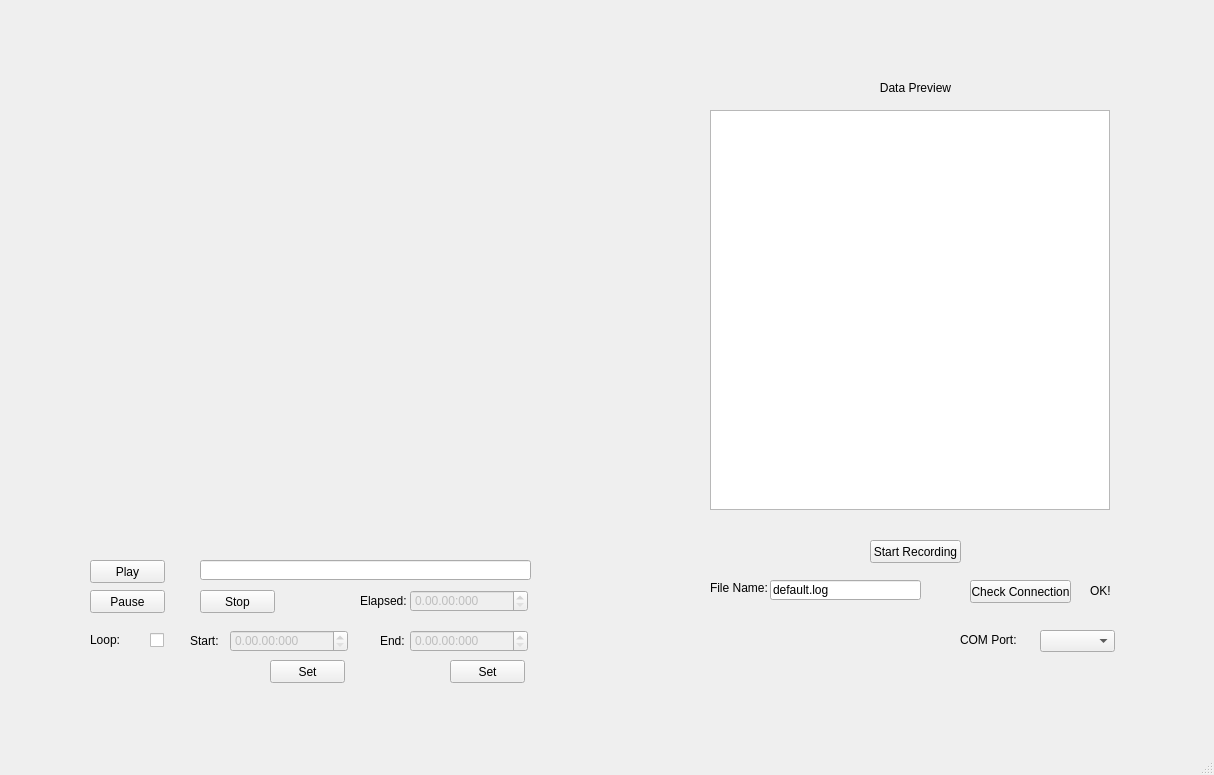
Above: mainwindow.ui from mgardner99/ELEC490 before the change. Below: the same form after it.
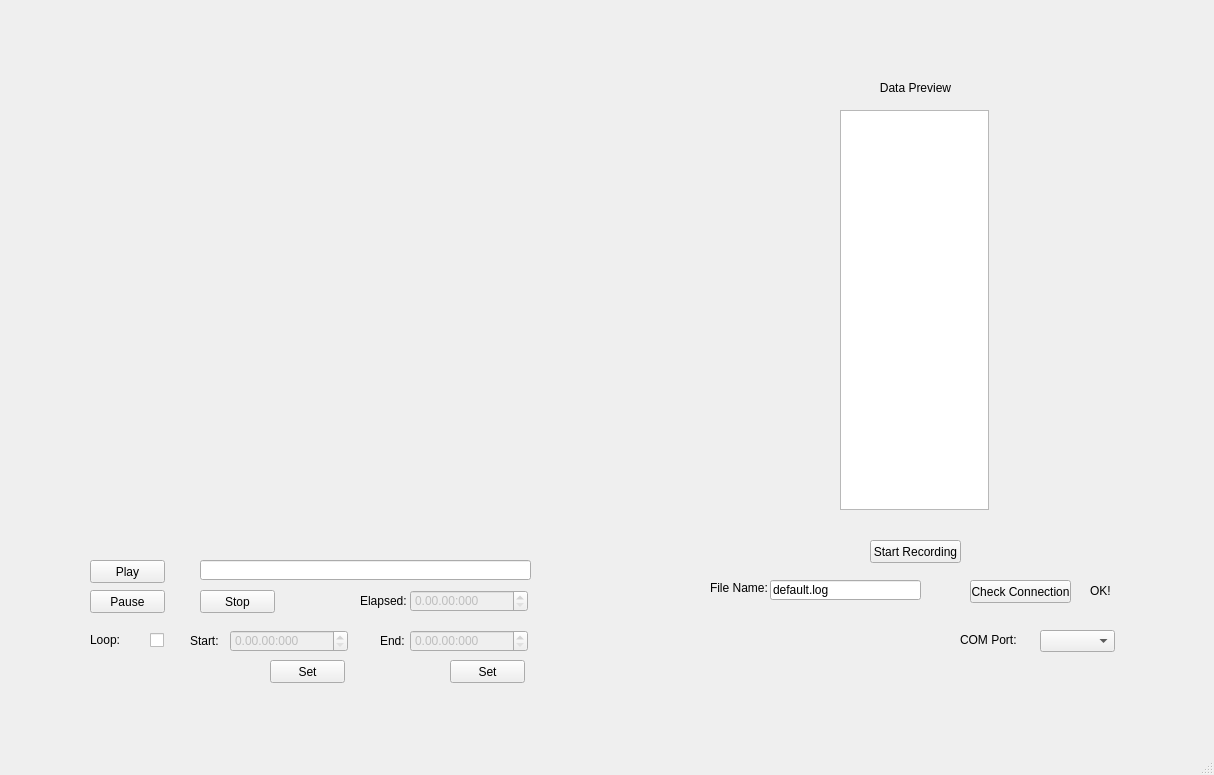
That is the form after the change.

Commit message: 490 open house demo code. 1 working foot

The edit to the form file:
```diff
--- a/mainwindow.ui
+++ b/mainwindow.ui
@@ -98,9 +98,9 @@
    <widget class="QGraphicsView" name="renderView">
     <property name="geometry">
      <rect>
-      <x>710</x>
+      <x>840</x>
       <y>110</y>
-      <width>400</width>
+      <width>149</width>
       <height>400</height>
      </rect>
     </property>
```
The commit also changes 2 other files.
